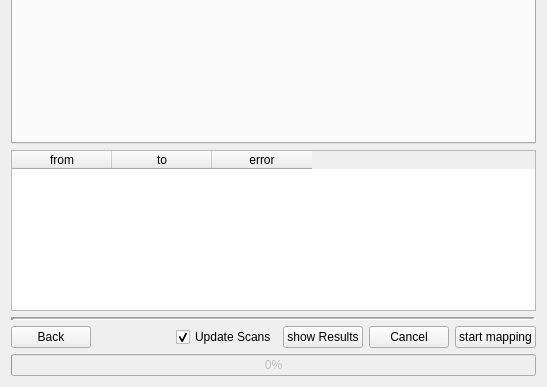
Before: the Qt Designer form src/grabe_mapping/src/rqt_plugin/gui_plugin.ui in JannikGrabe/grabe_mapping, drawn with Qt 5; both pictures show x 0 to 547 and y 320 to 707 of the 547 by 707 pixel window.
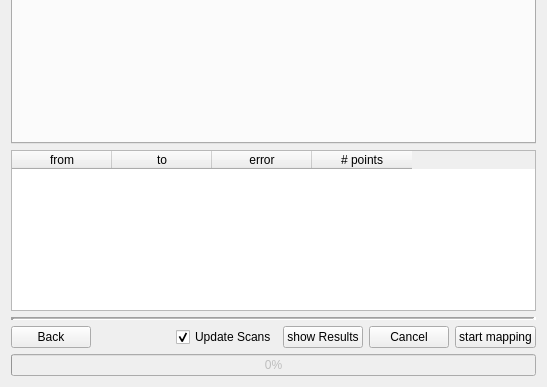
After: the same form once the commit is applied.

Commit message: add number of points to results table

```diff
--- a/src/grabe_mapping/src/rqt_plugin/gui_plugin.ui
+++ b/src/grabe_mapping/src/rqt_plugin/gui_plugin.ui
@@ -981,6 +981,11 @@
           <string>error</string>
          </property>
         </column>
+        <column>
+         <property name="text">
+          <string># points</string>
+         </property>
+        </column>
        </widget>
       </item>
       <item>
```
The commit also changes 2 other files.
